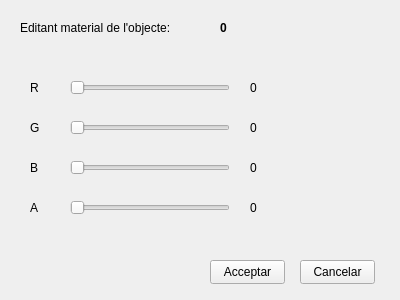
lipixx/vig1011, file app/dialegmaterials.ui: the form before one commit.
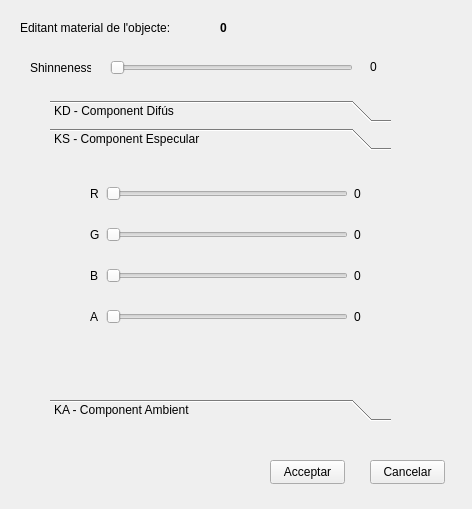
The form after the commit. The open tabs and pages were chosen to show the change.

Commit message: + Commit d'emergència - NO ACABAT!

Diff of the .ui file:
```diff
--- a/app/dialegmaterials.ui
+++ b/app/dialegmaterials.ui
@@ -6,20 +6,20 @@
    <rect>
     <x>0</x>
     <y>0</y>
-    <width>400</width>
-    <height>300</height>
+    <width>472</width>
+    <height>509</height>
    </rect>
   </property>
   <property name="minimumSize">
    <size>
-    <width>400</width>
-    <height>300</height>
+    <width>472</width>
+    <height>509</height>
    </size>
   </property>
   <property name="maximumSize">
    <size>
-    <width>400</width>
-    <height>300</height>
+    <width>472</width>
+    <height>509</height>
    </size>
   </property>
   <property name="windowTitle">
@@ -60,8 +60,8 @@
   <widget class="QPushButton" name="closeButton">
    <property name="geometry">
     <rect>
-     <x>300</x>
-     <y>260</y>
+     <x>370</x>
+     <y>460</y>
      <width>75</width>
      <height>24</height>
     </rect>
@@ -73,8 +73,8 @@
   <widget class="QPushButton" name="pushButton">
    <property name="geometry">
     <rect>
-     <x>210</x>
-     <y>260</y>
+     <x>270</x>
+     <y>460</y>
      <width>75</width>
      <height>24</height>
     </rect>
@@ -83,61 +83,381 @@
     <string>Acceptar</string>
    </property>
   </widget>
-  <widget class="QSlider" name="rSlider">
+  <widget class="QToolBox" name="toolBox">
    <property name="geometry">
     <rect>
-     <x>70</x>
-     <y>80</y>
-     <width>160</width>
-     <height>16</height>
+     <x>50</x>
+     <y>100</y>
+     <width>341</width>
+     <height>321</height>
     </rect>
    </property>
-   <property name="maximum">
-    <number>255</number>
+   <property name="currentIndex">
+    <number>0</number>
    </property>
-   <property name="orientation">
-    <enum>Qt::Horizontal</enum>
-   </property>
+   <widget class="QWidget" name="kdpage">
+    <property name="geometry">
+     <rect>
+      <x>0</x>
+      <y>0</y>
+      <width>341</width>
+      <height>240</height>
+     </rect>
+    </property>
+    <attribute name="label">
+     <string>KD - Component Difús</string>
+    </attribute>
+    <widget class="QWidget" name="">
+     <property name="geometry">
+      <rect>
+       <x>40</x>
+       <y>10</y>
+       <width>271</width>
+       <height>181</height>
+      </rect>
+     </property>
+     <layout class="QGridLayout" name="gridLayout">
+      <item row="0" column="0">
+       <widget class="QLabel" name="label_2">
+        <property name="text">
+         <string>R</string>
+        </property>
+       </widget>
+      </item>
+      <item row="0" column="1">
+       <widget class="QSlider" name="rSlider_kd">
+        <property name="maximum">
+         <number>255</number>
+        </property>
+        <property name="orientation">
+         <enum>Qt::Horizontal</enum>
+        </property>
+       </widget>
+      </item>
+      <item row="0" column="2">
+       <widget class="QLabel" name="rlabel_kd">
+        <property name="text">
+         <string>0</string>
+        </property>
+       </widget>
+      </item>
+      <item row="1" column="0">
+       <widget class="QLabel" name="label_3">
+        <property name="text">
+         <string>G</string>
+        </property>
+       </widget>
+      </item>
+      <item row="1" column="1">
+       <widget class="QSlider" name="gSlider_kd">
+        <property name="maximum">
+         <number>255</number>
+        </property>
+        <property name="orientation">
+         <enum>Qt::Horizontal</enum>
+        </property>
+       </widget>
+      </item>
+      <item row="1" column="2">
+       <widget class="QLabel" name="glabel_kd">
+        <property name="text">
+         <string>0</string>
+        </property>
+       </widget>
+      </item>
+      <item row="2" column="0">
+       <widget class="QLabel" name="label_4">
+        <property name="text">
+         <string>B</string>
+        </property>
+       </widget>
+      </item>
+      <item row="2" column="1">
+       <widget class="QSlider" name="bSlider_kd">
+        <property name="maximum">
+         <number>255</number>
+        </property>
+        <property name="orientation">
+         <enum>Qt::Horizontal</enum>
+        </property>
+       </widget>
+      </item>
+      <item row="2" column="2">
+       <widget class="QLabel" name="blabel_kd">
+        <property name="text">
+         <string>0</string>
+        </property>
+       </widget>
+      </item>
+      <item row="3" column="0">
+       <widget class="QLabel" name="label_5">
+        <property name="text">
+         <string>A</string>
+        </property>
+       </widget>
+      </item>
+      <item row="3" column="1">
+       <widget class="QSlider" name="aSlider_kd">
+        <property name="maximum">
+         <number>100</number>
+        </property>
+        <property name="orientation">
+         <enum>Qt::Horizontal</enum>
+        </property>
+       </widget>
+      </item>
+      <item row="3" column="2">
+       <widget class="QLabel" name="alabel_kd">
+        <property name="text">
+         <string>0</string>
+        </property>
+       </widget>
+      </item>
+     </layout>
+    </widget>
+   </widget>
+   <widget class="QWidget" name="page_2">
+    <property name="geometry">
+     <rect>
+      <x>0</x>
+      <y>0</y>
+      <width>341</width>
+      <height>240</height>
+     </rect>
+    </property>
+    <attribute name="label">
+     <string>KS - Component Especular</string>
+    </attribute>
+    <widget class="QWidget" name="layoutWidget">
+     <property name="geometry">
+      <rect>
+       <x>40</x>
+       <y>10</y>
+       <width>271</width>
+       <height>181</height>
+      </rect>
+     </property>
+     <layout class="QGridLayout" name="gridLayout_2">
+      <item row="0" column="0">
+       <widget class="QLabel" name="label_6">
+        <property name="text">
+         <string>R</string>
+        </property>
+       </widget>
+      </item>
+      <item row="0" column="1">
+       <widget class="QSlider" name="rSlider_ks">
+        <property name="maximum">
+         <number>255</number>
+        </property>
+        <property name="orientation">
+         <enum>Qt::Horizontal</enum>
+        </property>
+       </widget>
+      </item>
+      <item row="0" column="2">
+       <widget class="QLabel" name="rlabel_ks">
+        <property name="text">
+         <string>0</string>
+        </property>
+       </widget>
+      </item>
+      <item row="1" column="0">
+       <widget class="QLabel" name="label_7">
+        <property name="text">
+         <string>G</string>
+        </property>
+       </widget>
+      </item>
+      <item row="1" column="1">
+       <widget class="QSlider" name="gSlider_ks">
+        <property name="maximum">
+         <number>255</number>
+        </property>
+        <property name="orientation">
+         <enum>Qt::Horizontal</enum>
+        </property>
+       </widget>
+      </item>
+      <item row="1" column="2">
+       <widget class="QLabel" name="glabel_ks">
+        <property name="text">
+         <string>0</string>
+        </property>
+       </widget>
+      </item>
+      <item row="2" column="0">
+       <widget class="QLabel" name="label_8">
+        <property name="text">
+         <string>B</string>
+        </property>
+       </widget>
+      </item>
+      <item row="2" column="1">
+       <widget class="QSlider" name="bSlider_ks">
+        <property name="maximum">
+         <number>255</number>
+        </property>
+        <property name="orientation">
+         <enum>Qt::Horizontal</enum>
+        </property>
+       </widget>
+      </item>
+      <item row="2" column="2">
+       <widget class="QLabel" name="blabel_ks">
+        <property name="text">
+         <string>0</string>
+        </property>
+       </widget>
+      </item>
+      <item row="3" column="0">
+       <widget class="QLabel" name="label_9">
+        <property name="text">
+         <string>A</string>
+        </property>
+       </widget>
+      </item>
+      <item row="3" column="1">
+       <widget class="QSlider" name="aSlider_ks">
+        <property name="maximum">
+         <number>100</number>
+        </property>
+        <property name="orientation">
+         <enum>Qt::Horizontal</enum>
+        </property>
+       </widget>
+      </item>
+      <item row="3" column="2">
+       <widget class="QLabel" name="alabel_ks">
+        <property name="text">
+         <string>0</string>
+        </property>
+       </widget>
+      </item>
+     </layout>
+    </widget>
+   </widget>
+   <widget class="QWidget" name="page_3">
+    <attribute name="label">
+     <string>KA - Component Ambient</string>
+    </attribute>
+    <widget class="QWidget" name="layoutWidget_2">
+     <property name="geometry">
+      <rect>
+       <x>40</x>
+       <y>10</y>
+       <width>271</width>
+       <height>181</height>
+      </rect>
+     </property>
+     <layout class="QGridLayout" name="gridLayout_3">
+      <item row="0" column="0">
+       <widget class="QLabel" name="labelr_10">
+        <property name="text">
+         <string>R</string>
+        </property>
+       </widget>
+      </item>
+      <item row="0" column="1">
+       <widget class="QSlider" name="rSlider_ka">
+        <property name="maximum">
+         <number>255</number>
+        </property>
+        <property name="orientation">
+         <enum>Qt::Horizontal</enum>
+        </property>
+       </widget>
+      </item>
+      <item row="0" column="2">
+       <widget class="QLabel" name="rlabel_ka">
+        <property name="text">
+         <string>0</string>
+        </property>
+       </widget>
+      </item>
+      <item row="1" column="0">
+       <widget class="QLabel" name="label_11">
+        <property name="text">
+         <string>G</string>
+        </property>
+       </widget>
+      </item>
+      <item row="1" column="1">
+       <widget class="QSlider" name="gSlider_ka">
+        <property name="maximum">
+         <number>255</number>
+        </property>
+        <property name="orientation">
+         <enum>Qt::Horizontal</enum>
+        </property>
+       </widget>
+      </item>
+      <item row="1" column="2">
+       <widget class="QLabel" name="glabel_ka">
+        <property name="text">
+         <string>0</string>
+        </property>
+       </widget>
+      </item>
+      <item row="2" column="0">
+       <widget class="QLabel" name="label_12">
+        <property name="text">
+         <string>B</string>
+        </property>
+       </widget>
+      </item>
+      <item row="2" column="1">
+       <widget class="QSlider" name="bSlider_ka">
+        <property name="maximum">
+         <number>255</number>
+        </property>
+        <property name="orientation">
+         <enum>Qt::Horizontal</enum>
+        </property>
+       </widget>
+      </item>
+      <item row="2" column="2">
+       <widget class="QLabel" name="blabel_ka">
+        <property name="text">
+         <string>0</string>
+        </property>
+       </widget>
+      </item>
+      <item row="3" column="0">
+       <widget class="QLabel" name="label_13">
+        <property name="text">
+         <string>A</string>
+        </property>
+       </widget>
+      </item>
+      <item row="3" column="1">
+       <widget class="QSlider" name="aSlide_ka">
+        <property name="maximum">
+         <number>100</number>
+        </property>
+        <property name="orientation">
+         <enum>Qt::Horizontal</enum>
+        </property>
+       </widget>
+      </item>
+      <item row="3" column="2">
+       <widget class="QLabel" name="alabel_ka">
+        <property name="text">
+         <string>0</string>
+        </property>
+       </widget>
+      </item>
+     </layout>
+    </widget>
+   </widget>
   </widget>
   <widget class="QSlider" name="gSlider">
    <property name="geometry">
     <rect>
-     <x>70</x>
-     <y>120</y>
-     <width>160</width>
-     <height>16</height>
-    </rect>
-   </property>
-   <property name="maximum">
-    <number>255</number>
-   </property>
-   <property name="orientation">
-    <enum>Qt::Horizontal</enum>
-   </property>
-  </widget>
-  <widget class="QSlider" name="bSlider">
-   <property name="geometry">
-    <rect>
-     <x>70</x>
-     <y>160</y>
-     <width>160</width>
-     <height>16</height>
-    </rect>
-   </property>
-   <property name="maximum">
-    <number>255</number>
-   </property>
-   <property name="orientation">
-    <enum>Qt::Horizontal</enum>
-   </property>
-  </widget>
-  <widget class="QSlider" name="aSlider">
-   <property name="geometry">
-    <rect>
-     <x>70</x>
-     <y>200</y>
-     <width>160</width>
-     <height>16</height>
+     <x>110</x>
+     <y>60</y>
+     <width>243</width>
+     <height>15</height>
     </rect>
    </property>
    <property name="maximum">
@@ -147,104 +467,26 @@
     <enum>Qt::Horizontal</enum>
    </property>
   </widget>
-  <widget class="QLabel" name="label_2">
+  <widget class="QLabel" name="label_14">
    <property name="geometry">
     <rect>
      <x>30</x>
-     <y>80</y>
-     <width>31</width>
+     <y>60</y>
+     <width>61</width>
      <height>16</height>
     </rect>
    </property>
    <property name="text">
-    <string>R</string>
+    <string>Shinneness</string>
    </property>
   </widget>
-  <widget class="QLabel" name="label_3">
+  <widget class="QLabel" name="nlabel">
    <property name="geometry">
     <rect>
-     <x>30</x>
-     <y>120</y>
-     <width>31</width>
-     <height>16</height>
-    </rect>
-   </property>
-   <property name="text">
-    <string>G</string>
-   </property>
-  </widget>
-  <widget class="QLabel" name="label_4">
-   <property name="geometry">
-    <rect>
-     <x>30</x>
-     <y>160</y>
-     <width>21</width>
-     <height>16</height>
-    </rect>
-   </property>
-   <property name="text">
-    <string>B</string>
-   </property>
-  </widget>
-  <widget class="QLabel" name="label_5">
-   <property name="geometry">
-    <rect>
-     <x>30</x>
-     <y>200</y>
-     <width>21</width>
-     <height>16</height>
-    </rect>
-   </property>
-   <property name="text">
-    <string>A</string>
-   </property>
-  </widget>
-  <widget class="QLabel" name="rlabel">
-   <property name="geometry">
-    <rect>
-     <x>250</x>
-     <y>80</y>
-     <width>71</width>
-     <height>16</height>
-    </rect>
-   </property>
-   <property name="text">
-    <string>0</string>
-   </property>
-  </widget>
-  <widget class="QLabel" name="glabel">
-   <property name="geometry">
-    <rect>
-     <x>250</x>
-     <y>120</y>
-     <width>81</width>
-     <height>16</height>
-    </rect>
-   </property>
-   <property name="text">
-    <string>0</string>
-   </property>
-  </widget>
-  <widget class="QLabel" name="blabel">
-   <property name="geometry">
-    <rect>
-     <x>250</x>
-     <y>160</y>
-     <width>81</width>
-     <height>16</height>
-    </rect>
-   </property>
-   <property name="text">
-    <string>0</string>
-   </property>
-  </widget>
-  <widget class="QLabel" name="alabel">
-   <property name="geometry">
-    <rect>
-     <x>250</x>
-     <y>200</y>
-     <width>81</width>
-     <height>16</height>
+     <x>370</x>
+     <y>60</y>
+     <width>46</width>
+     <height>13</height>
     </rect>
    </property>
    <property name="text">
```
Left out of the diff: 10 changed lines with no effect on the pictures. The commit also changes 2 other files.
